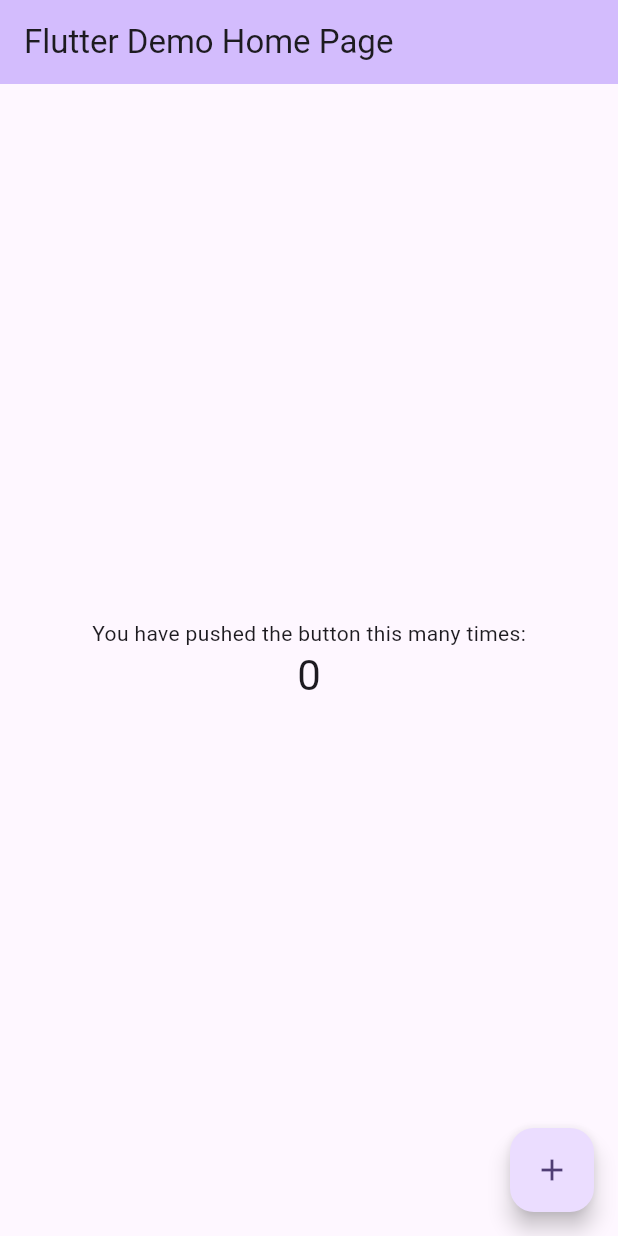
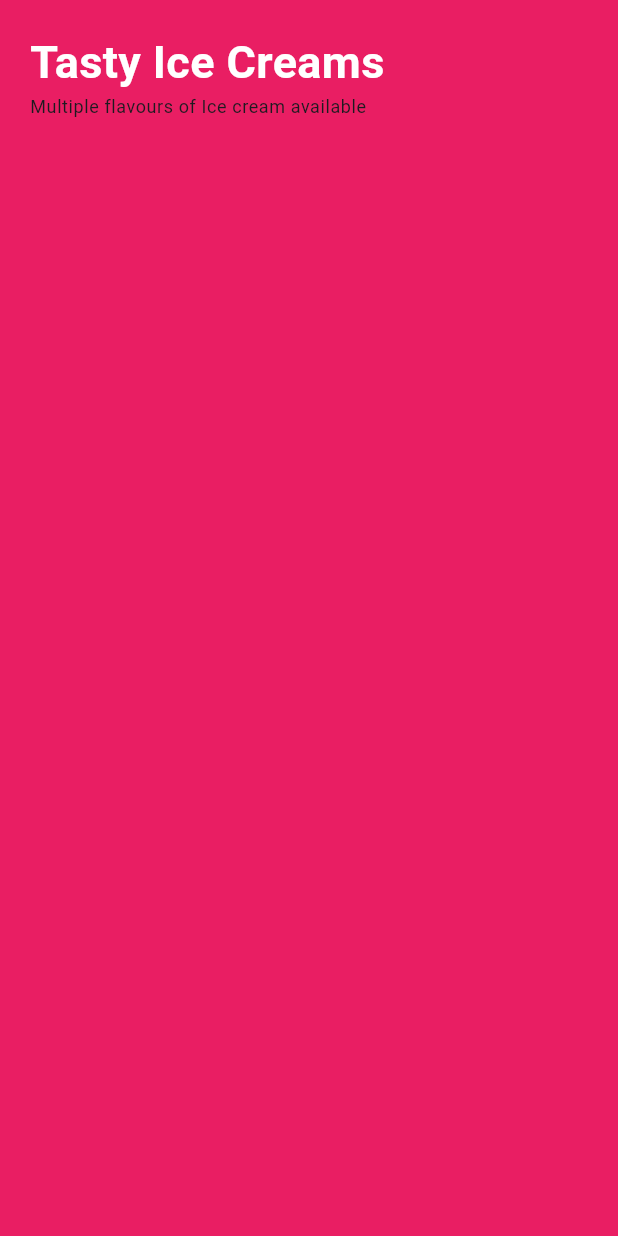
Before and after one commit to iamshivakhatri/flutter_icecream, a Flutter app: the screen it shows after launch, on a phone screen of 412 x 824 dp. Run offline on Flutter 3.47's test engine with Material 3 defaults, Android fonts, the phone set to English and light mode, and no system bars.

Commit message:
some progress

```diff
--- /dev/null
+++ b/lib/app/app.dart
@@ -0,0 +1,18 @@
+import 'package:flutter/material.dart';
+import 'package:ice_cream/app/home_view.dart';
+
+
+class MyApp extends StatelessWidget {
+  const MyApp({
+    super.key,
+  });
+
+  @override
+  Widget build(BuildContext context) {
+    return const MaterialApp(
+      title: "Icecream App",
+      home: HomeView(),
+    );
+
+  }
+}
--- /dev/null
+++ b/lib/app/home_view.dart
@@ -0,0 +1,16 @@
+import 'package:flutter/material.dart';
+import 'package:ice_cream/icecream/icecream_view.dart';
+
+class HomeView extends StatelessWidget {
+  const HomeView({super.key});
+
+  @override
+  Widget build(BuildContext context) {
+    return const Scaffold(
+      backgroundColor: Colors.pink,
+      body: SafeArea(
+        child: IcecreamView()
+        )
+    );
+  }
+}
--- /dev/null
+++ b/lib/icecream/icecream_view.dart
@@ -0,0 +1,58 @@
+
+import 'dart:convert';
+
+import 'package:flutter/material.dart';
+import 'package:flutter/services.dart';
+
+class IcecreamView extends StatefulWidget {
+  const IcecreamView({
+    super.key,
+  });
+
+  @override
+  State<IcecreamView> createState() => _IcecreamViewState();
+}
+
+class _IcecreamViewState extends State<IcecreamView> {
+  @override
+  void initState() {
+    super.initState();
+    loadIcecreams();
+
+  }
+
+   Future <void> loadIcecreams() async {
+    final rawIcecreams = await rootBundle.loadString('assets/icecream.json');
+    final decodedIcecreams = jsonDecode(rawIcecreams);
+    print(decodedIcecreams);
+   }
+
+
+
+  @override
+  Widget build(BuildContext context) {
+    return Padding(
+      padding:  const EdgeInsets.all(20.0),
+      child:  Column(
+        crossAxisAlignment: CrossAxisAlignment.start,
+        children: [
+          const Text("Tasty Ice Creams",
+          style: TextStyle(
+            fontSize: 30,
+            fontWeight: FontWeight.bold,
+            color: Colors.white,
+          )
+          ),
+          Text("Multiple flavours of Ice cream available",
+            style: Theme.of(context).textTheme.bodySmall,
+          ),
+        ],
+
+      ),
+    );
+  }
+
+
+
+
+}
--- a/lib/main.dart
+++ b/lib/main.dart
@@ -1,125 +1,6 @@
 import 'package:flutter/material.dart';
+import 'package:ice_cream/app/app.dart';
 
 void main() {
   runApp(const MyApp());
 }
-
-class MyApp extends StatelessWidget {
-  const MyApp({super.key});
-
-  // This widget is the root of your application.
-  @override
-  Widget build(BuildContext context) {
-    return MaterialApp(
-      title: 'Flutter Demo',
-      theme: ThemeData(
-        // This is the theme of your application.
-        //
-        // TRY THIS: Try running your application with "flutter run". You'll see
-        // the application has a purple toolbar. Then, without quitting the app,
-        // try changing the seedColor in the colorScheme below to Colors.green
-        // and then invoke "hot reload" (save your changes or press the "hot
-        // reload" button in a Flutter-supported IDE, or press "r" if you used
-        // the command line to start the app).
-        //
-        // Notice that the counter didn't reset back to zero; the application
-        // state is not lost during the reload. To reset the state, use hot
-        // restart instead.
-        //
-        // This works for code too, not just values: Most code changes can be
-        // tested with just a hot reload.
-        colorScheme: ColorScheme.fromSeed(seedColor: Colors.deepPurple),
-        useMaterial3: true,
-      ),
-      home: const MyHomePage(title: 'Flutter Demo Home Page'),
-    );
-  }
-}
-
-class MyHomePage extends StatefulWidget {
-  const MyHomePage({super.key, required this.title});
-
-  // This widget is the home page of your application. It is stateful, meaning
-  // that it has a State object (defined below) that contains fields that affect
-  // how it looks.
-
-  // This class is the configuration for the state. It holds the values (in this
-  // case the title) provided by the parent (in this case the App widget) and
-  // used by the build method of the State. Fields in a Widget subclass are
-  // always marked "final".
-
-  final String title;
-
-  @override
-  State<MyHomePage> createState() => _MyHomePageState();
-}
-
-class _MyHomePageState extends State<MyHomePage> {
-  int _counter = 0;
-
-  void _incrementCounter() {
-    setState(() {
-      // This call to setState tells the Flutter framework that something has
-      // changed in this State, which causes it to rerun the build method below
-      // so that the display can reflect the updated values. If we changed
-      // _counter without calling setState(), then the build method would not be
-      // called again, and so nothing would appear to happen.
-      _counter++;
-    });
-  }
-
-  @override
-  Widget build(BuildContext context) {
-    // This method is rerun every time setState is called, for instance as done
-    // by the _incrementCounter method above.
-    //
-    // The Flutter framework has been optimized to make rerunning build methods
-    // fast, so that you can just rebuild anything that needs updating rather
-    // than having to individually change instances of widgets.
-    return Scaffold(
-      appBar: AppBar(
-        // TRY THIS: Try changing the color here to a specific color (to
-        // Colors.amber, perhaps?) and trigger a hot reload to see the AppBar
-        // change color while the other colors stay the same.
-        backgroundColor: Theme.of(context).colorScheme.inversePrimary,
-        // Here we take the value from the MyHomePage object that was created by
-        // the App.build method, and use it to set our appbar title.
-        title: Text(widget.title),
-      ),
-      body: Center(
-        // Center is a layout widget. It takes a single child and positions it
-        // in the middle of the parent.
-        child: Column(
-          // Column is also a layout widget. It takes a list of children and
-          // arranges them vertically. By default, it sizes itself to fit its
-          // children horizontally, and tries to be as tall as its parent.
-          //
-          // Column has various properties to control how it sizes itself and
-          // how it positions its children. Here we use mainAxisAlignment to
-          // center the children vertically; the main axis here is the vertical
-          // axis because Columns are vertical (the cross axis would be
-          // horizontal).
-          //
-          // TRY THIS: Invoke "debug painting" (choose the "Toggle Debug Paint"
-          // action in the IDE, or press "p" in the console), to see the
-          // wireframe for each widget.
-          mainAxisAlignment: MainAxisAlignment.center,
-          children: <Widget>[
-            const Text(
-              'You have pushed the button this many times:',
-            ),
-            Text(
-              '$_counter',
-              style: Theme.of(context).textTheme.headlineMedium,
-            ),
-          ],
-        ),
-      ),
-      floatingActionButton: FloatingActionButton(
-        onPressed: _incrementCounter,
-        tooltip: 'Increment',
-        child: const Icon(Icons.add),
-      ), // This trailing comma makes auto-formatting nicer for build methods.
-    );
-  }
-}
```
Also changed, not shown: assets/icecream.json (+67 -0 lines), pubspec.yaml (+4 -3 lines), pubspec.lock, 11 other files.
